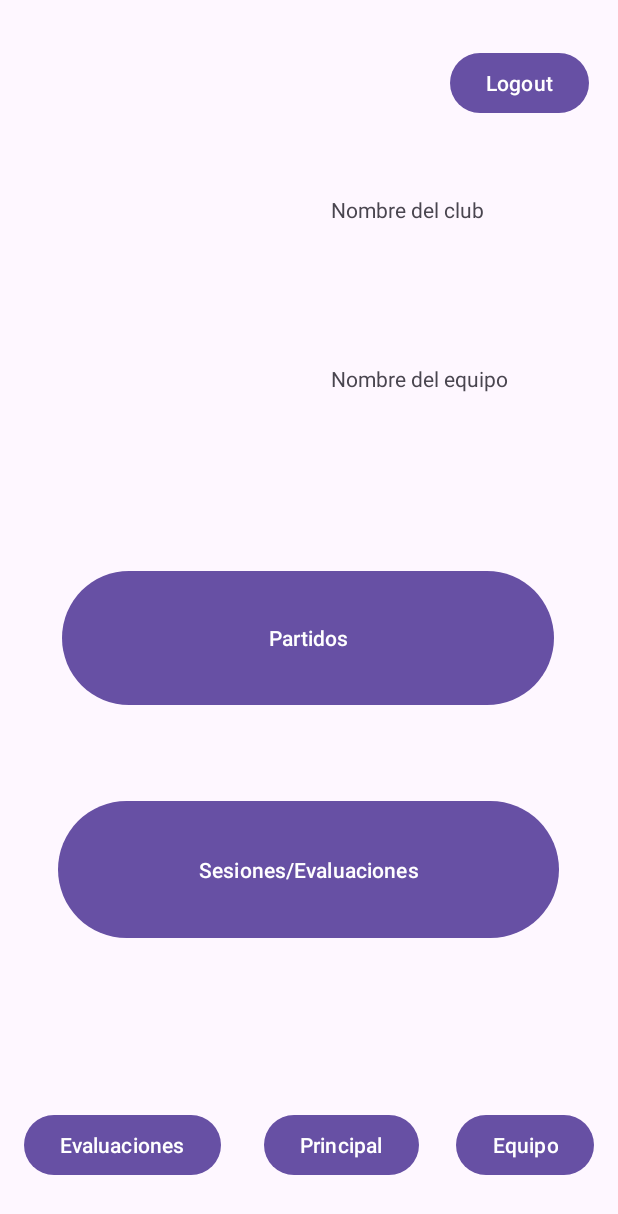
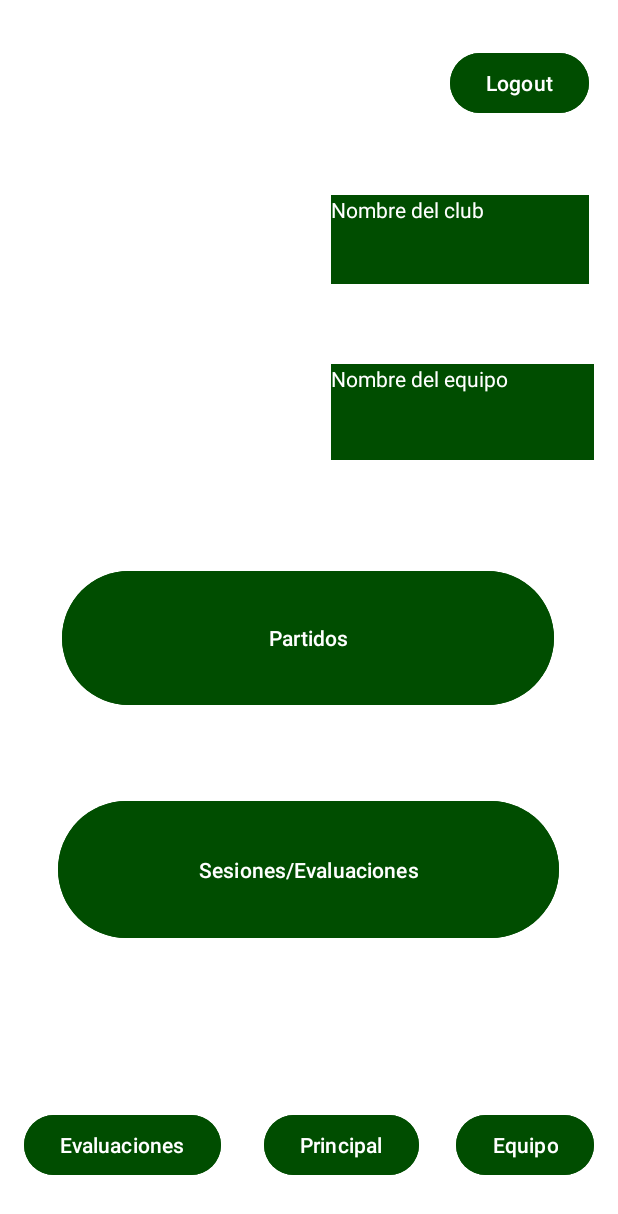
Before and after one commit to Pablolopez2001/FutPlannerAndroid, an Android app: the MainActivity screen opened directly, with no data from a screen before it, on a phone screen of 412 x 824 dp. Shown: the top 1214 px of the screen. Run offline under Robolectric (Android 15) with nearby library versions, the phone set to English and light mode, and no system bars.

Commit message:
cambio de colores de botones y textos

```diff
--- a/app/src/main/res/layout/activity_main.xml
+++ b/app/src/main/res/layout/activity_main.xml
@@ -4,6 +4,7 @@
     xmlns:tools="http://schemas.android.com/tools"
     android:layout_width="match_parent"
     android:layout_height="match_parent"
+    android:background="@color/white"
     tools:context=".MainActivity">
 
     <ImageView
@@ -22,7 +23,9 @@
         android:id="@+id/club"
         android:layout_width="172dp"
         android:layout_height="59dp"
+        android:background="#004D00"
         android:text="Nombre del club"
+        android:textColor="@color/white"
         app:layout_constraintBottom_toBottomOf="parent"
         app:layout_constraintEnd_toEndOf="parent"
         app:layout_constraintHorizontal_bias="0.92"
@@ -34,7 +37,9 @@
         android:id="@+id/Nombre_equipo"
         android:layout_width="175dp"
         android:layout_height="64dp"
+        android:background="#004D00"
         android:text="Nombre del equipo"
+        android:textColor="@color/white"
         app:layout_constraintBottom_toBottomOf="parent"
         app:layout_constraintEnd_toEndOf="parent"
         app:layout_constraintHorizontal_bias="0.932"
@@ -46,7 +51,9 @@
         android:id="@+id/logout"
         android:layout_width="wrap_content"
         android:layout_height="wrap_content"
+        android:backgroundTint="#004D00"
         android:text="Logout"
+        android:textColor="@color/white"
         app:layout_constraintBottom_toBottomOf="parent"
         app:layout_constraintEnd_toEndOf="parent"
         app:layout_constraintHorizontal_bias="0.94"
@@ -58,7 +65,9 @@
         android:id="@+id/evaluaciones"
         android:layout_width="wrap_content"
         android:layout_height="wrap_content"
+        android:backgroundTint="#004D00"
         android:text="Evaluaciones"
+        android:textColor="@color/white"
         app:layout_constraintBottom_toBottomOf="parent"
         app:layout_constraintEnd_toEndOf="parent"
         app:layout_constraintHorizontal_bias="0.057"
@@ -70,7 +79,9 @@
         android:id="@+id/principal"
         android:layout_width="wrap_content"
         android:layout_height="wrap_content"
+        android:backgroundTint="#004D00"
         android:text="Principal"
+        android:textColor="@color/white"
         app:layout_constraintBottom_toBottomOf="parent"
         app:layout_constraintEnd_toEndOf="parent"
         app:layout_constraintHorizontal_bias="0.57"
@@ -82,7 +93,9 @@
         android:id="@+id/equipo"
         android:layout_width="wrap_content"
         android:layout_height="wrap_content"
+        android:backgroundTint="#004D00"
         android:text="Equipo"
+        android:textColor="@color/white"
         app:layout_constraintBottom_toBottomOf="parent"
         app:layout_constraintEnd_toEndOf="parent"
         app:layout_constraintHorizontal_bias="0.95"
@@ -94,7 +107,9 @@
         android:id="@+id/partidos"
         android:layout_width="328dp"
         android:layout_height="97dp"
+        android:backgroundTint="#004D00"
         android:text="Partidos"
+        android:textColor="@color/white"
         app:layout_constraintBottom_toBottomOf="parent"
         app:layout_constraintEnd_toEndOf="parent"
         app:layout_constraintHorizontal_bias="0.493"
@@ -106,7 +121,9 @@
         android:id="@+id/sesiones"
         android:layout_width="334dp"
         android:layout_height="99dp"
+        android:backgroundTint="#004D00"
         android:text="Sesiones/Evaluaciones"
+        android:textColor="@color/white"
         app:layout_constraintBottom_toBottomOf="parent"
         app:layout_constraintEnd_toEndOf="parent"
         app:layout_constraintHorizontal_bias="0.493"
```
